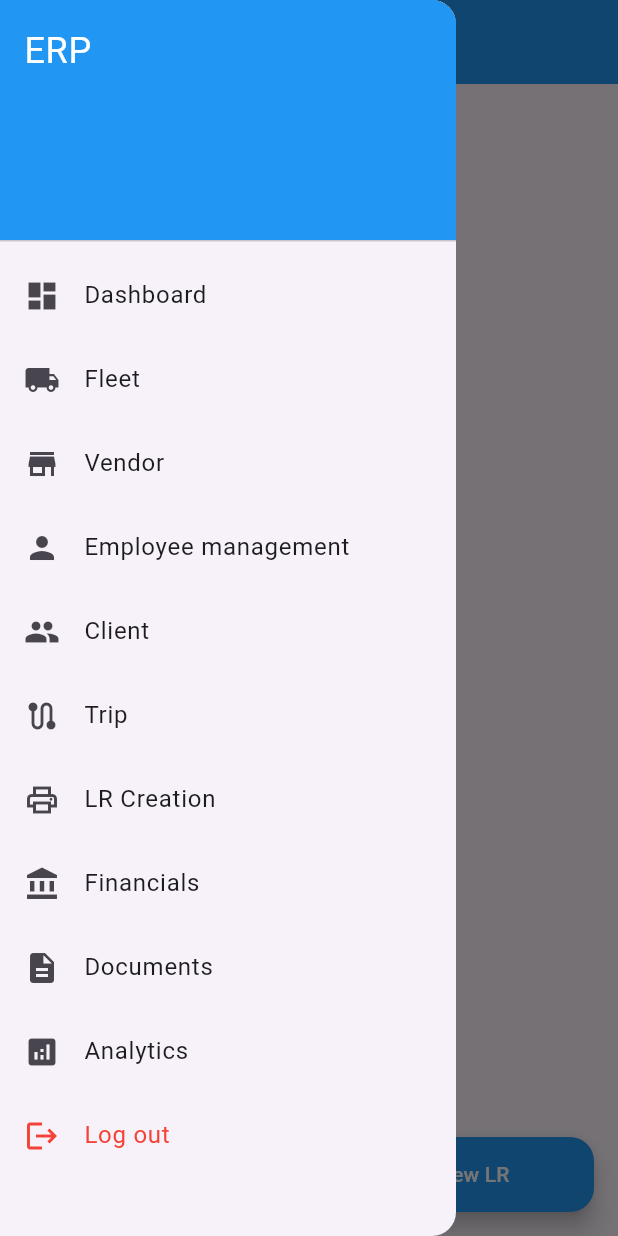
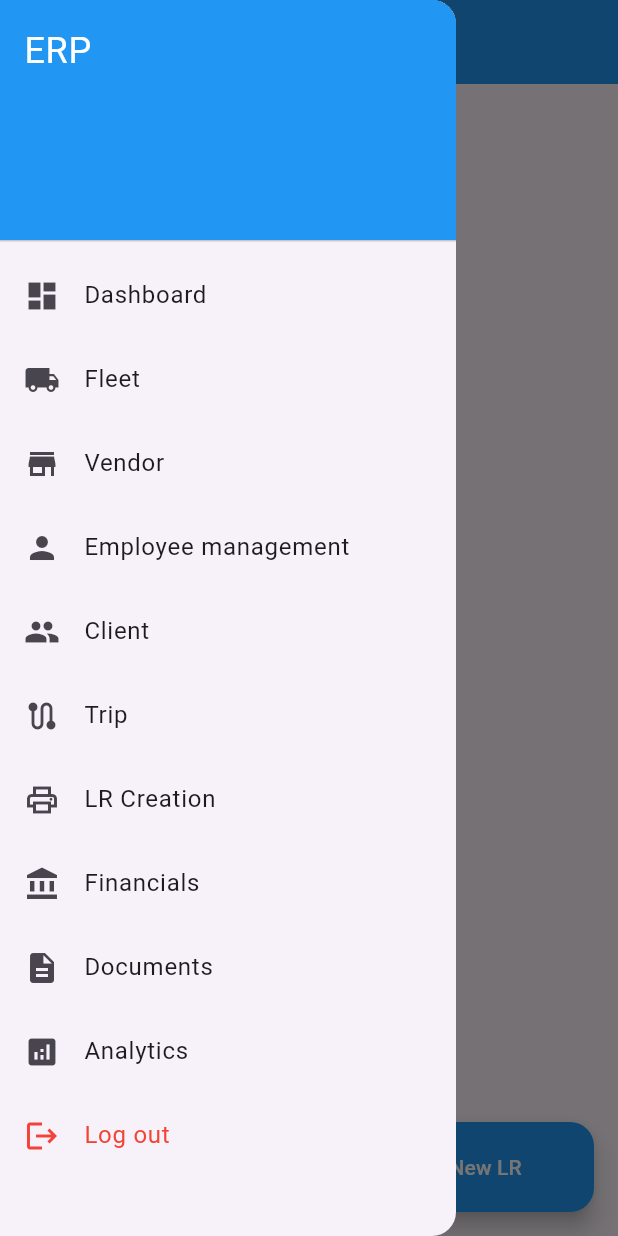
Before and after one commit to chetan3625/Manoveda, a Flutter app: the LR_Creation_HomePage screen opened directly, with the side drawer open, on a phone screen of 412 x 824 dp. Run offline on Flutter 3.47's test engine with Material 3 defaults, Android fonts, the phone set to English and light mode, and no system bars; our stand-ins replace curved_navigation_bar, file_picker, open_filex, shared_preferences; accounts and stored records are empty.

Commit message:
7/10/2025

```diff
--- /dev/null
+++ b/lib/Common Widgets/Common_Floating_Action_Button.dart
@@ -0,0 +1,41 @@
+import 'package:erptransportexpress/utils/Colors.dart';
+import 'package:flutter/material.dart';
+
+class CommonFloatingActionButton extends StatefulWidget {
+  VoidCallback onPressed;
+  String text;
+  Color backgroundColor=common_Colors.primaryColor;
+  Color textColor=common_Colors.textColor;
+
+
+   CommonFloatingActionButton({
+    super.key,
+    required this.onPressed,
+    required this.text,
+
+  });
+
+  @override
+  State<CommonFloatingActionButton> createState() => _CommonFloatingActionButtonState();
+}
+
+class _CommonFloatingActionButtonState extends State<CommonFloatingActionButton> {
+  Color backgroundColor=common_Colors.primaryColor;
+  Color textColor=common_Colors.textColor;
+  @override
+  Widget build(BuildContext context) {
+    return SizedBox(
+      height: 60,
+      width: 190,
+      child: FloatingActionButton(
+        backgroundColor: widget.backgroundColor,
+
+        child: Text(widget.text,style: TextStyle(
+          color: widget.textColor
+        ),),
+          onPressed: (){
+            widget.onPressed();
+      }),
+    );
+  }
+}
--- a/lib/screens/LR_Creation_Screen/LR_Creation_HomePage.dart
+++ b/lib/screens/LR_Creation_Screen/LR_Creation_HomePage.dart
@@ -1,4 +1,6 @@
 import 'package:erptransportexpress/Common%20Widgets/CommonAppBar.dart';
+import 'package:erptransportexpress/Common%20Widgets/Common_Floating_Action_Button.dart';
+import 'package:erptransportexpress/screens/LR_Creation_Screen/Add_New_LR.dart';
 import 'package:erptransportexpress/widgets/sidebar.dart';
 import 'package:flutter/material.dart';
 
@@ -10,18 +12,10 @@ class LR_Creation_HomePage extends StatelessWidget {
     return Scaffold(
       appBar: CommonAppBar(title: Text("Lorry Reciept Screen")),
       drawer: Sidebar(),
-      floatingActionButton: SizedBox(
-          height: 50,
-          width: 190,
-          child: FloatingActionButton(
-            backgroundColor: Colors.blue,
-            onPressed: () {
-                  },
-            child: const Text( // Added const
-              "Add New LR",
-              style: TextStyle(color: Colors.white),
-            ),
-          )),
+      floatingActionButton: CommonFloatingActionButton(onPressed: (){
+      Navigator.push(context, MaterialPageRoute(builder: (context)=>AddNewLR()));
+      }, text: "Create New LR"),
+
     );
   }
 }
--- a/lib/widgets/custom_form_filed.dart
+++ b/lib/widgets/custom_form_filed.dart
@@ -5,7 +5,7 @@ import 'package:flutter/material.dart';
 import 'package:flutter/services.dart';
 
 class CustomFormField extends StatelessWidget {
-  final bool isEditable;
+  final bool isDontWantToEditable;
   final String caplebal; // top label
   final String label; // inside label (optional)
   final String hint;
@@ -36,7 +36,7 @@ class CustomFormField extends StatelessWidget {
     this.inputFormatters,
     this.width, // 0.8 = 80% of screen width
     this.height, // 0.08 = 8% of screen height
-    this.isEditable = false,
+    this.isDontWantToEditable = false,
     this.onChanged,
     required this.allowOnlyNumbers,
   }) : super(key: key);
@@ -79,7 +79,7 @@ class CustomFormField extends StatelessWidget {
                 FilteringTextInputFormatter.digitsOnly]:[],
 
 
-              readOnly: isEditable,
+              readOnly: isDontWantToEditable,
               controller: controller,
               obscureText: isPassword,
               keyboardType: keyboardType,
```
Also changed, not shown: lib/Common Widgets/Common_CheckBox.dart (+6 -2 lines), lib/screens/Client_Screens/addclient.dart (+5 -5 lines), lib/screens/Employee Management/AddNewEmployeeForm.dart (+4 -4 lines), lib/screens/Fleet_Screens/AddNewVehicleForm.dart (+4 -4 lines), lib/screens/LR_Creation_Screen/Add_New_LR.dart (added, +216 -0 lines), lib/screens/Vendor_Screens/AddNewVendorForm.dart (+4 -4 lines).
